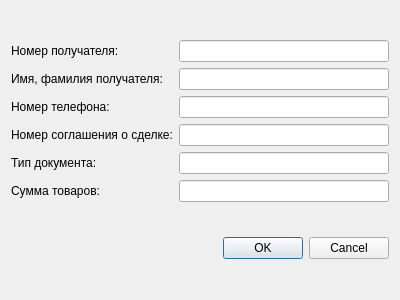
First picture: the form in CourseDB/addentrydestination.ui, repository RDaniil1/SQLcourse, before the edit.
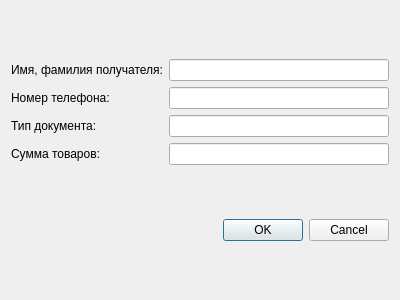
Second picture: the form after the edit.

```diff
--- a/CourseDB/addentrydestination.ui
+++ b/CourseDB/addentrydestination.ui
@@ -16,66 +16,46 @@
   <layout class="QVBoxLayout" name="verticalLayout">
    <item>
     <layout class="QGridLayout" name="gridLayout">
-     <item row="4" column="0">
+     <item row="2" column="1">
+      <widget class="QLineEdit" name="firstLastDstEdit"/>
+     </item>
+     <item row="2" column="0">
+      <widget class="QLabel" name="label_2">
+       <property name="text">
+        <string>Имя, фамилия получателя:</string>
+       </property>
+      </widget>
+     </item>
+     <item row="3" column="0">
       <widget class="QLabel" name="label_3">
        <property name="text">
         <string>Номер телефона:</string>
        </property>
       </widget>
      </item>
-     <item row="2" column="0">
-      <widget class="QLabel" name="label">
-       <property name="text">
-        <string>Номер получателя:</string>
-       </property>
-      </widget>
-     </item>
-     <item row="6" column="0">
-      <widget class="QLabel" name="label_5">
-       <property name="text">
-        <string>Тип документа:</string>
-       </property>
-      </widget>
-     </item>
-     <item row="3" column="1">
-      <widget class="QLineEdit" name="firstLastDstEdit"/>
-     </item>
-     <item row="7" column="1">
-      <widget class="QLineEdit" name="productSumEdit"/>
-     </item>
-     <item row="2" column="1">
-      <widget class="QLineEdit" name="idDestiantionEdit"/>
-     </item>
      <item row="5" column="1">
-      <widget class="QLineEdit" name="idDealAgreementEdit"/>
-     </item>
-     <item row="4" column="1">
-      <widget class="QLineEdit" name="phoneNumberEdit"/>
-     </item>
-     <item row="6" column="1">
-      <widget class="QLineEdit" name="documentTypeEdit"/>
+      <widget class="QLineEdit" name="productSumEdit"/>
      </item>
      <item row="5" column="0">
-      <widget class="QLabel" name="label_4">
-       <property name="text">
-        <string>Номер соглашения о сделке:</string>
-       </property>
-      </widget>
-     </item>
-     <item row="3" column="0">
-      <widget class="QLabel" name="label_2">
-       <property name="text">
-        <string>Имя, фамилия получателя:</string>
-       </property>
-      </widget>
-     </item>
-     <item row="7" column="0">
       <widget class="QLabel" name="label_6">
        <property name="text">
         <string>Сумма товаров:</string>
        </property>
       </widget>
      </item>
+     <item row="4" column="1">
+      <widget class="QLineEdit" name="documentTypeEdit"/>
+     </item>
+     <item row="3" column="1">
+      <widget class="QLineEdit" name="phoneNumberEdit"/>
+     </item>
+     <item row="4" column="0">
+      <widget class="QLabel" name="label_5">
+       <property name="text">
+        <string>Тип документа:</string>
+       </property>
+      </widget>
+     </item>
     </layout>
    </item>
    <item>
```
